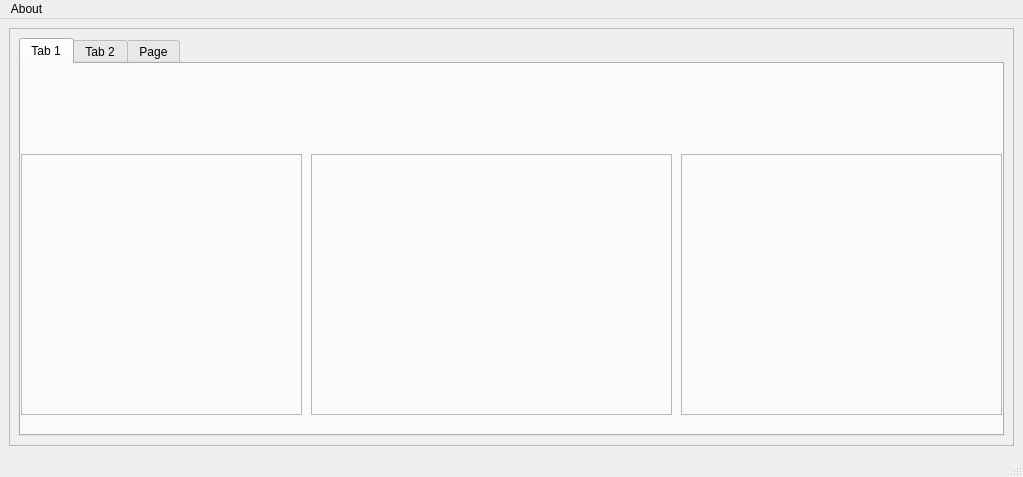
First picture: the form in template.ui, repository sevketozurfali/RemotePControl, before the edit.
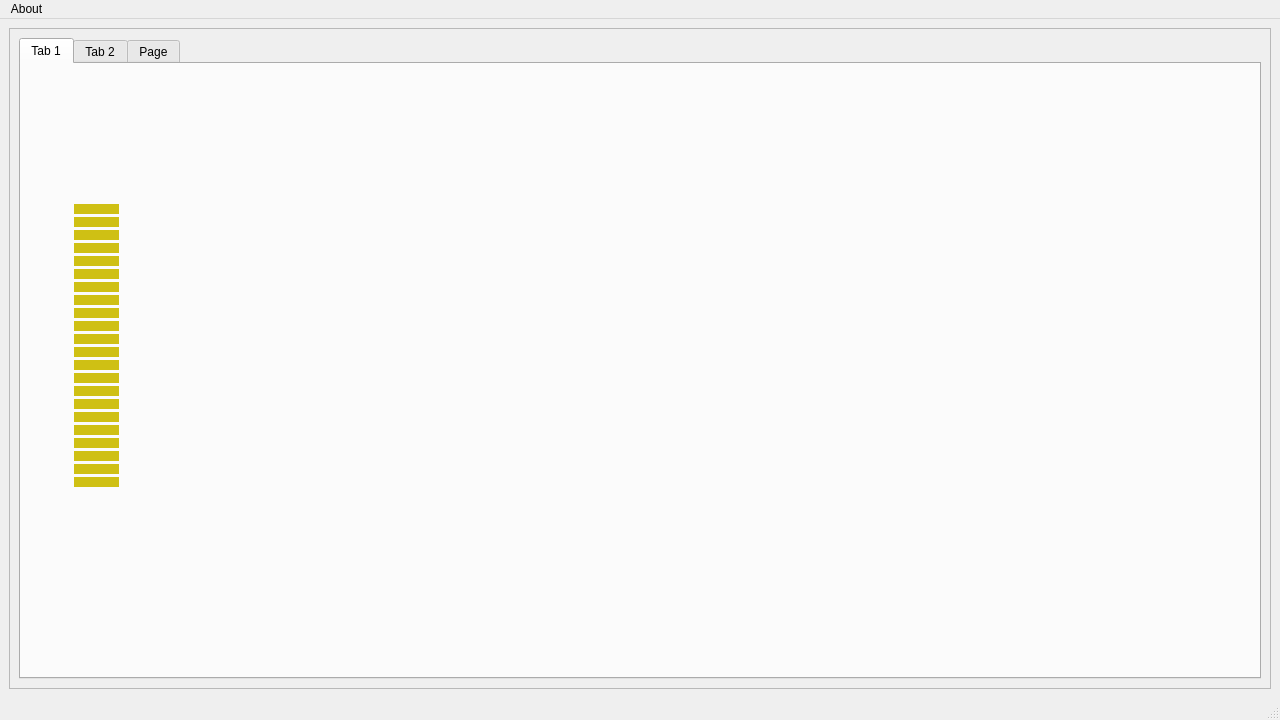
Second picture: the form after the edit. Icons and pictures are not drawn.

Patch:
```diff
--- a/template.ui
+++ b/template.ui
@@ -6,13 +6,16 @@
    <rect>
     <x>0</x>
     <y>0</y>
-    <width>1023</width>
-    <height>477</height>
+    <width>1280</width>
+    <height>720</height>
    </rect>
   </property>
   <property name="windowTitle">
    <string>MainWindow</string>
   </property>
+  <property name="styleSheet">
+   <string notr="true">background</string>
+  </property>
   <widget class="QWidget" name="centralwidget">
    <layout class="QGridLayout" name="gridLayout_2">
     <item row="0" column="0">
@@ -24,7 +27,7 @@
        <enum>QFrame::Raised</enum>
       </property>
       <layout class="QGridLayout" name="gridLayout">
-       <item row="1" column="0">
+       <item row="0" column="0">
         <widget class="QTabWidget" name="tabWidget">
          <property name="currentIndex">
           <number>0</number>
@@ -36,14 +39,14 @@
           <widget class="QFrame" name="f_cpu">
            <property name="geometry">
             <rect>
-             <x>0</x>
-             <y>90</y>
-             <width>281</width>
-             <height>261</height>
+             <x>150</x>
+             <y>0</y>
+             <width>1091</width>
+             <height>411</height>
             </rect>
            </property>
            <property name="frameShape">
-            <enum>QFrame::StyledPanel</enum>
+            <enum>QFrame::NoFrame</enum>
            </property>
            <property name="frameShadow">
             <enum>QFrame::Raised</enum>
@@ -52,14 +55,14 @@
           <widget class="QFrame" name="f_battery">
            <property name="geometry">
             <rect>
-             <x>290</x>
-             <y>90</y>
-             <width>361</width>
-             <height>261</height>
+             <x>150</x>
+             <y>411</y>
+             <width>1091</width>
+             <height>181</height>
             </rect>
            </property>
            <property name="frameShape">
-            <enum>QFrame::StyledPanel</enum>
+            <enum>QFrame::NoFrame</enum>
            </property>
            <property name="frameShadow">
             <enum>QFrame::Raised</enum>
@@ -67,7 +70,7 @@
            <widget class="QWidget" name="f_bat_widget" native="true">
             <property name="geometry">
              <rect>
-              <x>20</x>
+              <x>40</x>
               <y>20</y>
               <width>251</width>
               <height>161</height>
@@ -78,18 +81,60 @@
           <widget class="QFrame" name="f_ram">
            <property name="geometry">
             <rect>
-             <x>660</x>
-             <y>90</y>
-             <width>321</width>
-             <height>261</height>
+             <x>0</x>
+             <y>0</y>
+             <width>150</width>
+             <height>590</height>
             </rect>
            </property>
            <property name="frameShape">
-            <enum>QFrame::StyledPanel</enum>
+            <enum>QFrame::NoFrame</enum>
            </property>
            <property name="frameShadow">
-            <enum>QFrame::Raised</enum>
+            <enum>QFrame::Sunken</enum>
            </property>
+           <property name="lineWidth">
+            <number>0</number>
+           </property>
+           <widget class="QProgressBar" name="ram_bar">
+            <property name="geometry">
+             <rect>
+              <x>40</x>
+              <y>140</y>
+              <width>71</width>
+              <height>285</height>
+             </rect>
+            </property>
+            <property name="styleSheet">
+             <string notr="true">QProgressBar:vertical {
+border-radius: 3px;
+background: transparent;
+text-align: top;
+border-image: url(:/bg_ram/images/ram_bg.png);
+
+}
+QProgressBar::chunk:vertical {
+background-color: rgb(207, 192, 20);
+margin-top: 1px; /* space */
+height: 10px;
+margin-left: 13px;
+margin-right: 13px;
+margin-bottom: 2px;
+}</string>
+            </property>
+            <property name="value">
+             <number>100</number>
+            </property>
+            <property name="textVisible">
+             <bool>false</bool>
+            </property>
+            <property name="orientation">
+             <enum>Qt::Vertical</enum>
+            </property>
+            <property name="format">
+             <string>%p%</string>
+            </property>
+           </widget>
           </widget>
          </widget>
          <widget class="QWidget" name="sound_utilities">
@@ -399,7 +444,7 @@
     <rect>
      <x>0</x>
      <y>0</y>
-     <width>1023</width>
+     <width>1280</width>
      <height>25</height>
     </rect>
    </property>
```
Left out of the diff: 4 changed lines with no effect on the pictures.
